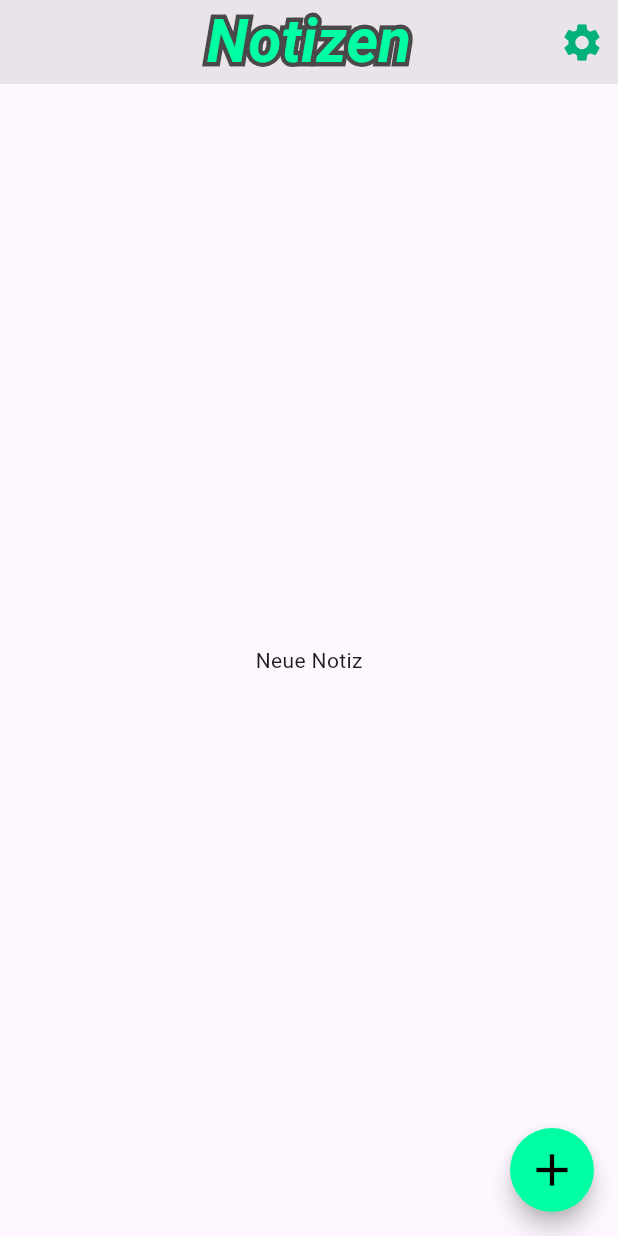
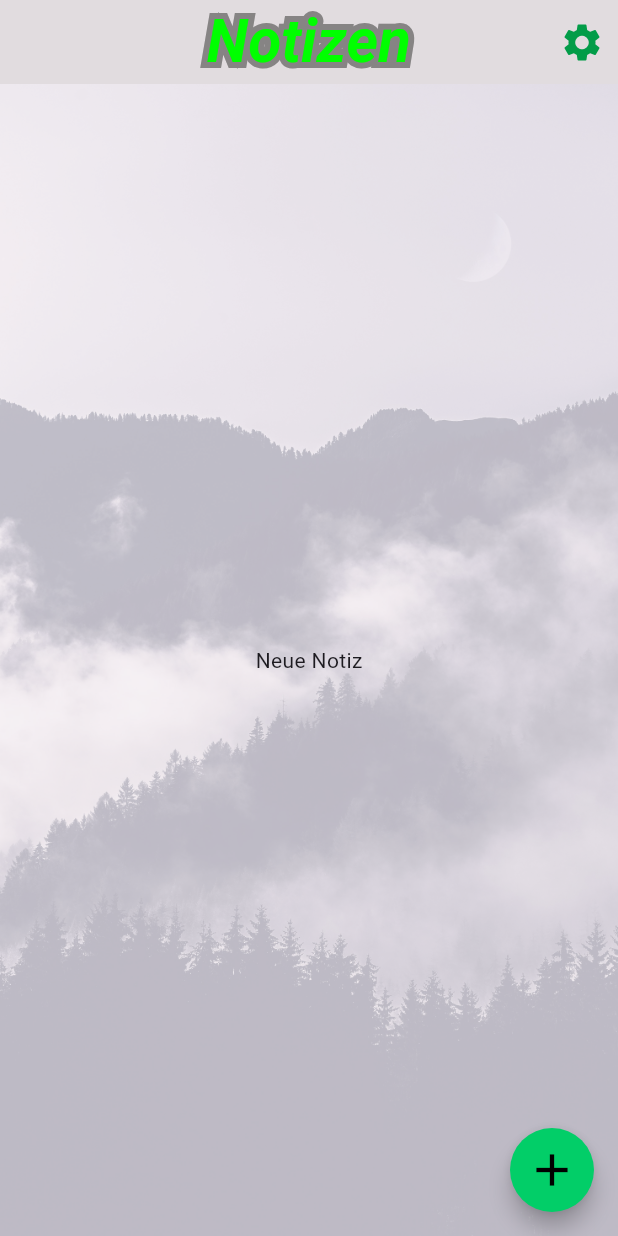
Before and after one commit to Ragnar-dot/NoteApp2, a Flutter app: the screen it shows after launch, on a phone screen of 412 x 824 dp. Run offline on Flutter 3.47's test engine with Material 3 defaults, Android fonts, the phone set to English and light mode, and no system bars; our stand-ins replace flutter_local_notifications, hive, hive_flutter, permission_handler, shared_preferences, speech_to_text and 1 more; accounts and stored records are empty; generated files the repository leaves out were written again.

Commit message:
backgroundimage

```diff
--- a/noteapp2/lib/screens/note_edit_screen.dart
+++ b/noteapp2/lib/screens/note_edit_screen.dart
@@ -238,6 +238,7 @@ class _NoteEditScreenState extends State<NoteEditScreen> {
           IconButton(
             icon: Icon(Icons.alarm),
             iconSize: 40,
+            color: Colors.red,
             padding: EdgeInsets.only(right: 19.0),
             onPressed: _pickReminderDate,
             tooltip: locale.pickReminder,
@@ -250,8 +251,9 @@ class _NoteEditScreenState extends State<NoteEditScreen> {
             tooltip: locale.speechNote,
           ),
           IconButton(
-            icon: Icon(Icons.save_rounded),
-            iconSize: 40,
+            icon: Icon(Icons.save_as),
+            iconSize: 50,
+            color: Colors.green,
             onPressed: _saveNote,
             tooltip: locale.save,
           ),
--- a/noteapp2/lib/screens/notes_list_screen.dart
+++ b/noteapp2/lib/screens/notes_list_screen.dart
@@ -1,13 +1,10 @@
 import 'dart:async'; // For Timer
-
 import 'package:flutter/material.dart';
 import 'package:provider/provider.dart';
 import 'package:intl/intl.dart';
 import '../providers/note_provider.dart';
 import 'note_edit_screen.dart';
 import 'package:flutter_gen/gen_l10n/app_localizations.dart';
-
-// ignore: unused_import
 import '../models/note.dart'; // Import the Note model
 
 class NotesListScreen extends StatefulWidget {
@@ -37,7 +34,7 @@ class _NotesListScreenState extends State<NotesListScreen> {
   Widget build(BuildContext context) {
     return Scaffold(
       appBar: AppBar(
-        backgroundColor: const Color.fromARGB(52, 150, 150, 150),
+        backgroundColor: const Color.fromARGB(171, 211, 207, 207),
         title: Stack(
           children: [
             // Outline
@@ -49,15 +46,15 @@ class _NotesListScreenState extends State<NotesListScreen> {
                 fontStyle: FontStyle.italic,
                 foreground: Paint()
                   ..style = PaintingStyle.stroke
-                  ..strokeWidth = 6
-                  ..color = const Color.fromARGB(255, 73, 73, 73), // Outline color
+                  ..strokeWidth = 8
+                  ..color = const Color.fromARGB(255, 134, 132, 132), // Outline color
               ),
             ),
             // Inner text
             Text(
               AppLocalizations.of(context)!.appTitle,
               style: TextStyle(
-                color: const Color.fromARGB(255, 0, 255, 162),
+                color: const Color.fromARGB(255, 0, 255, 0),
                 fontWeight: FontWeight.bold,
                 fontStyle: FontStyle.italic,
                 fontSize: 40,
@@ -70,7 +67,7 @@ class _NotesListScreenState extends State<NotesListScreen> {
           IconButton(
             icon: Icon(Icons.settings),
             iconSize: 30,
-            color: const Color.fromARGB(255, 1, 177, 121),
+            color: const Color.fromARGB(255, 2, 156, 72),
             onPressed: () {
               // Navigate to settings screen
               Navigator.pushNamed(context, '/settings');
@@ -78,7 +75,20 @@ class _NotesListScreenState extends State<NotesListScreen> {
           ),
         ],
       ),
-      body: Consumer<NoteProvider>(
+      body: Stack(
+        children: [
+          // Hintergrundbild hinzufügen
+          Container(
+            decoration: BoxDecoration(
+              image: DecorationImage(
+                image: AssetImage('assets/background.jpeg'),// Pfad zum Hintergrundbild
+                fit: BoxFit.cover, // Füllt den gesamten Bildschirm
+                opacity: 0.3, // Bildtransparenz
+              ),
+            ),
+          ),
+          // Inhalt der Seite über dem Hintergrundbild
+          Consumer<NoteProvider>(
             builder: (context, noteProvider, child) {
               if (noteProvider.notes.isEmpty) {
                 return Center(
@@ -106,21 +116,19 @@ class _NotesListScreenState extends State<NotesListScreen> {
                       alignment: Alignment.centerRight,
                       padding: EdgeInsets.symmetric(horizontal: 20),
                       color: Colors.red,
-                  child: Icon(Icons.delete, color: Colors.white),
+                      child: Icon(Icons.delete, color: Colors.white), // Delete icon
                     ),
                     child: Container(
-                  margin: EdgeInsets.symmetric(horizontal: 10, vertical: 5),
+                      margin: EdgeInsets.symmetric(horizontal: 1, vertical: 0),
                       decoration: BoxDecoration(
                         color: isReminderDue
                             ? Colors.redAccent.withOpacity(0.2)
-                        : Colors.white.withOpacity(0.05),
-                    border: Border.all(color: Colors.grey.withOpacity(0.3)),
-                    borderRadius: BorderRadius.circular(10),
+                            : const Color.fromARGB(3, 221, 216, 216).withOpacity(0.20),
                       ),
                       child: ListTile(
                         leading: Checkbox(
                           shape: CircleBorder(),
-                      activeColor: Color.fromARGB(172, 0, 251, 159),
+                          activeColor: Color.fromARGB(172, 251, 0, 0),
                           value: note.isChecked,
                           onChanged: (value) {
                             noteProvider.toggleCheck(note);
@@ -147,10 +155,12 @@ class _NotesListScreenState extends State<NotesListScreen> {
                             ),
                             if (note.reminderDate != null)
                               Padding(
-                            padding: const EdgeInsets.only(left: 135.0),
+                                padding: const EdgeInsets.only(left: 150.0),
                                 child: Icon(
                                   Icons.alarm,
-                              color: isReminderDue ? Colors.red : Theme.of(context).primaryColorLight, // Alarm icon color
+                                  color: isReminderDue
+                                      ? Colors.red
+                                      : Theme.of(context).primaryColorLight,
                                 ),
                               ),
                           ],
@@ -170,10 +180,11 @@ class _NotesListScreenState extends State<NotesListScreen> {
               );
             },
           ),
+        ],
+      ),
       floatingActionButton: FloatingActionButton(
         // Add new note button
-
-        backgroundColor: const Color.fromARGB(255, 0, 255, 162),
+        backgroundColor: const Color.fromARGB(255, 2, 206, 104),
         shape: RoundedRectangleBorder(
           borderRadius: BorderRadius.circular(30), // Button rounding
         ),
@@ -184,7 +195,8 @@ class _NotesListScreenState extends State<NotesListScreen> {
           );
         },
         child: Icon(
-          Icons.add, size: 36.0,
+          Icons.add,
+          size: 36.0,
           color: Colors.black,
         ),
         tooltip: AppLocalizations.of(context)!.newNote, // Optional tooltip
--- a/noteapp2/lib/screens/settings_screen.dart
+++ b/noteapp2/lib/screens/settings_screen.dart
@@ -18,6 +18,7 @@ class SettingsScreen extends StatelessWidget {
         children: [
           SwitchListTile(
             title: Text(locale.theme),
+
             subtitle: Text(themeProvider.themeMode == ThemeMode.dark
                 ? locale.dark
                 : locale.light),
```
Also changed, not shown: noteapp2/pubspec.yaml (+2 -9 lines), noteapp2/assets/background.jpeg (added). Lines whose indentation alone changed are shown as unchanged.
